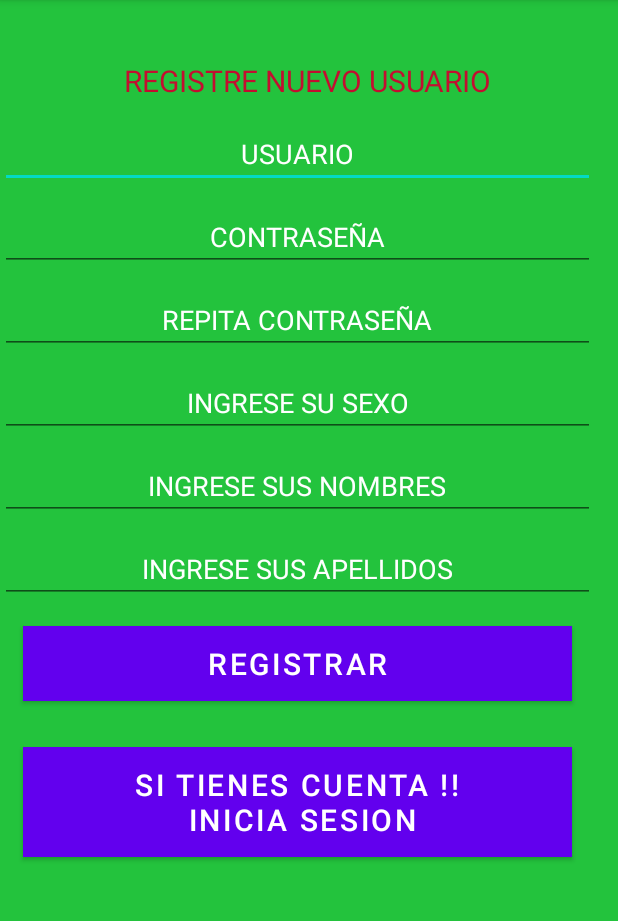
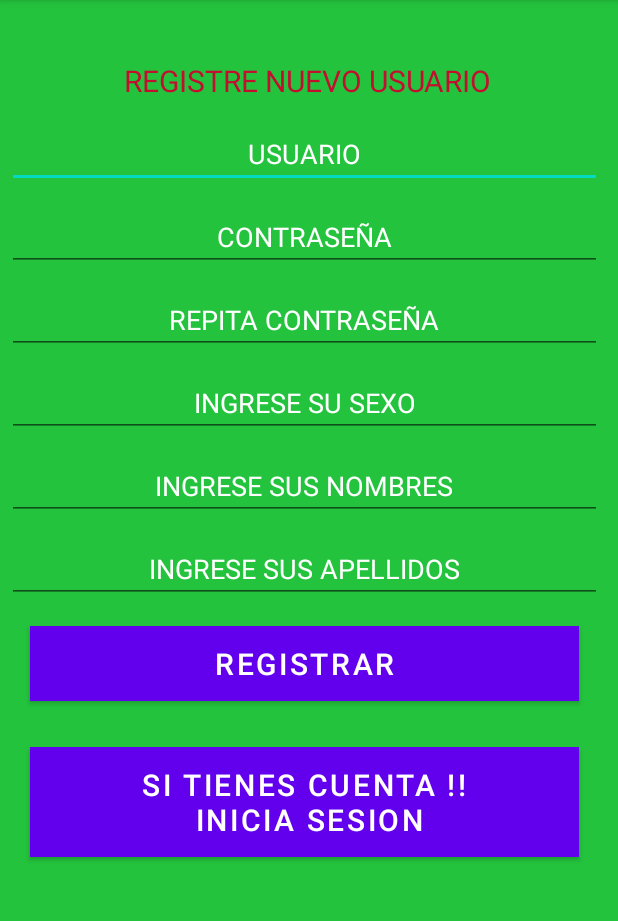
Before and after one commit to mtrigoz/PuebaIII, an Android app: the screen it shows after launch (MainActivity), on a phone screen of 412 x 824 dp, the part 84-1005 px from its top. Run offline under Robolectric (Android 15) with nearby library versions, the phone set to English and light mode, and no system bars.

Commit message:
Actualizacion.1

```diff
--- a/app/src/main/AndroidManifest.xml
+++ b/app/src/main/AndroidManifest.xml
@@ -15,7 +15,8 @@
         android:roundIcon="@mipmap/ic_launcher_round"
         android:supportsRtl="true"
         android:theme="@style/Theme.PuebaIII">
-        <activity android:name=".Buscarlnglat"></activity>
+        <activity android:name=".GuardarPuntos"></activity>
+        <activity android:name=".Buscarlnglat" />
         <activity android:name=".InicioUsuario" />
         <activity android:name=".PerfilUsuario" />
         <!--
--- a/app/src/main/res/layout/activity_buscarlnglat.xml
+++ b/app/src/main/res/layout/activity_guardar_puntos.xml
@@ -4,6 +4,6 @@
     xmlns:tools="http://schemas.android.com/tools"
     android:layout_width="match_parent"
     android:layout_height="match_parent"
-    tools:context=".Buscarlnglat">
+    tools:context=".GuardarPuntos">
 
 </androidx.constraintlayout.widget.ConstraintLayout>
--- a/app/src/main/res/layout/activity_main.xml
+++ b/app/src/main/res/layout/activity_main.xml
@@ -25,12 +25,12 @@
 
 
     <TableLayout
-        android:layout_width="match_parent"
-        android:layout_height="match_parent"
+        android:layout_width="403dp"
+        android:layout_height="672dp"
         android:layout_marginTop="70dp"
         app:layout_constraintBottom_toBottomOf="parent"
         app:layout_constraintEnd_toEndOf="parent"
-        app:layout_constraintHorizontal_bias="0.0"
+        app:layout_constraintHorizontal_bias="0.506"
         app:layout_constraintStart_toStartOf="parent"
         app:layout_constraintTop_toTopOf="parent"
         app:layout_constraintVertical_bias="0.0">
@@ -50,6 +50,7 @@
         </TableRow>
 
         <TableRow>
+
             <EditText
                 android:id="@+id/editNuevapassword"
                 android:layout_width="match_parent"
@@ -58,9 +59,9 @@
                 android:layout_centerHorizontal="true"
                 android:layout_marginTop="10dp"
                 android:gravity="center"
-                android:textSize="18dp"
+                android:hint="CONTRASEÑA"
                 android:textColorHint="@color/white"
-                android:hint="CONTRASEÑA" />
+                android:textSize="18dp" />
         </TableRow>
 
         <TableRow>
@@ -79,6 +80,7 @@
         </TableRow>
 
         <TableRow>
+
             <EditText
                 android:id="@+id/editSex"
                 android:layout_width="match_parent"
@@ -91,7 +93,9 @@
                 android:textColorHint="@color/white"
                 android:textSize="18dp" />
         </TableRow>
+
         <TableRow>
+
             <EditText
                 android:id="@+id/editNomCompleto"
                 android:layout_width="match_parent"
@@ -104,7 +108,9 @@
                 android:textColorHint="@color/white"
                 android:textSize="18dp" />
         </TableRow>
+
         <TableRow>
+
             <EditText
                 android:id="@+id/editApllCompleto"
                 android:layout_width="match_parent"
@@ -119,11 +125,12 @@
         </TableRow>
 
 
+        <TableRow></TableRow>
+
+        <TableRow></TableRow>
+
         <TableRow>
-        </TableRow>
-        <TableRow>
-        </TableRow>
-        <TableRow>
+
             <Button
                 android:id="@+id/btnResgistrar"
                 android:layout_width="366dp"
```
Also changed, not shown: app/src/main/java/www/runa/puebaiii/GuardarPuntos.java (added, +14 -0 lines), app/src/main/res/layout/activity_inicio_usuario.xml (+9 -8 lines).
